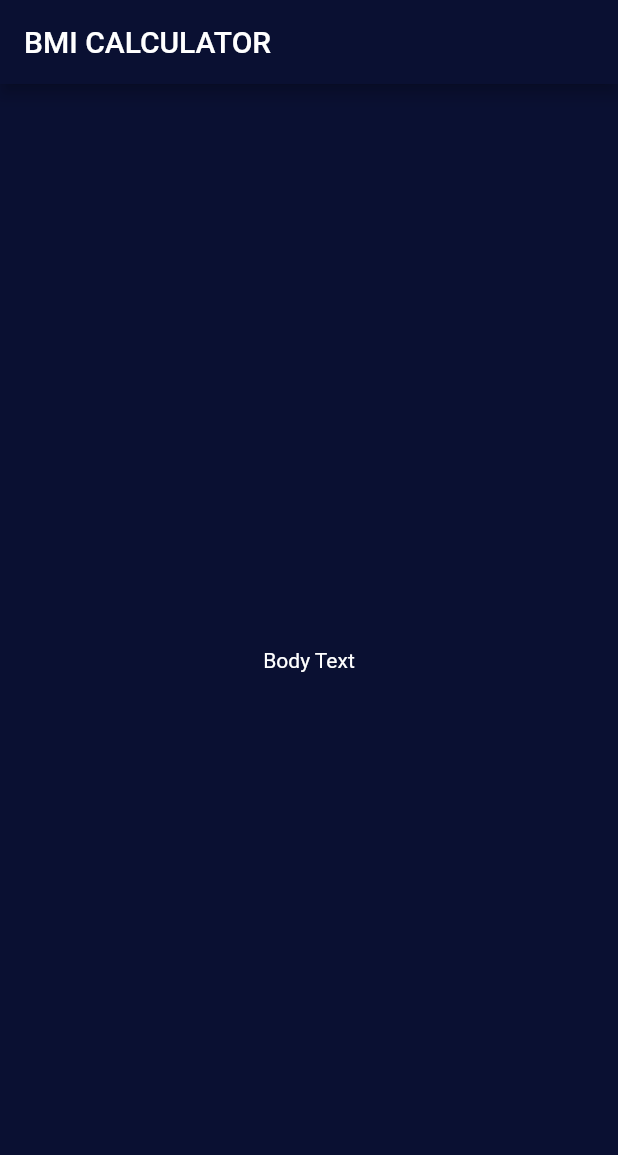
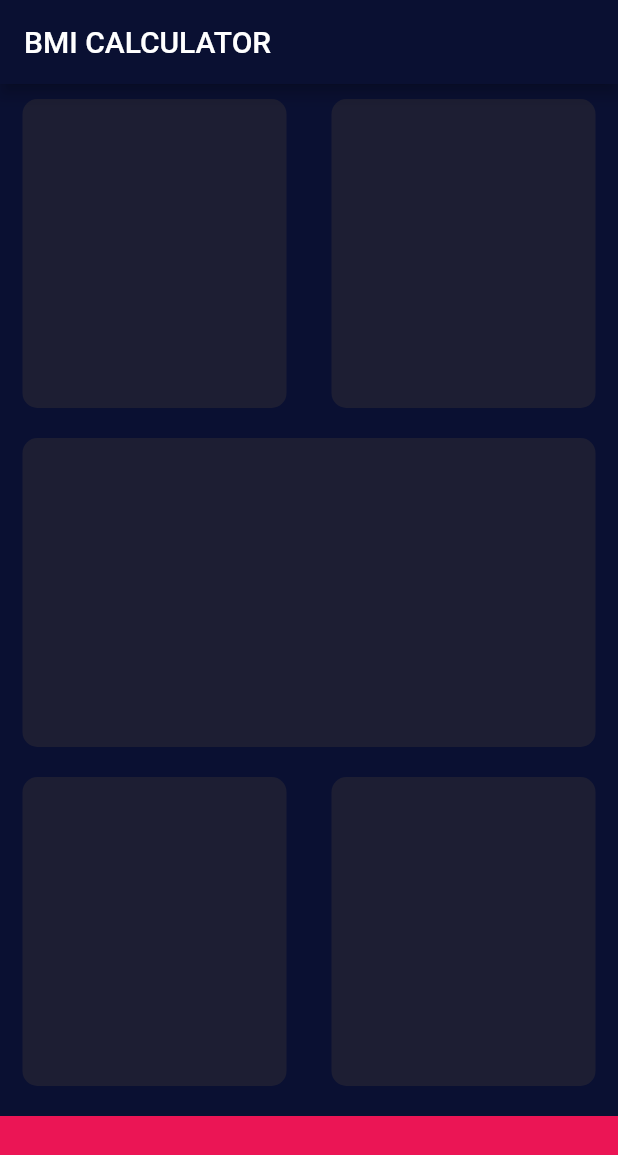
Before and after one commit to Syamgith/BMI-Calculator-flutter, a Flutter app: the screen it shows after launch, on a phone screen of 412 x 824 dp. Shown: the top 1155 px of the screen. Run offline on Flutter 3.47's test engine with Material 2 defaults, Android fonts, the phone set to English and light mode, and no system bars.

Commit message:
created custom widget for each card (container) made skeleton

```diff
--- a/lib/input_page.dart
+++ b/lib/input_page.dart
@@ -1,4 +1,8 @@
 import 'package:flutter/material.dart';
+
+const inactiveCardColor = Color(0xFF1D1E33);
+const bottomContainerColor = Color(0xFFEB1555);
+const bottomContainerHeight = 80.0;
 
 class InputPage extends StatefulWidget {
   @override
@@ -9,11 +13,62 @@ class _InputPageState extends State<InputPage> {
   @override
   Widget build(BuildContext context) {
     return Scaffold(
-      appBar: AppBar(
-        title: Text('BMI CALCULATOR'),
-      ),
-      body: Center(
-        child: Text('Body Text'),
+        appBar: AppBar(
+          title: Text('BMI CALCULATOR'),
+        ),
+        body: Column(
+          children: <Widget>[
+            Expanded(
+              flex: 1,
+              child: Row(
+                children: <Widget>[
+                  Expanded(
+                    child: Reusablecard(colour: inactiveCardColor),
+                  ),
+                  Expanded(
+                    child: Reusablecard(colour: inactiveCardColor),
+                  ),
+                ],
+              ),
+            ),
+            Expanded(
+              flex: 1,
+              child: Reusablecard(colour: inactiveCardColor),
+            ),
+            Expanded(
+              flex: 1,
+              child: Row(
+                children: <Widget>[
+                  Expanded(
+                    child: Reusablecard(colour: inactiveCardColor),
+                  ),
+                  Expanded(
+                    child: Reusablecard(colour: inactiveCardColor),
+                  ),
+                ],
+              ),
+            ),
+            Container(
+              width: double.infinity,
+              color: bottomContainerColor,
+              height: bottomContainerHeight,
+              margin: EdgeInsets.only(top: 10.0),
+            ),
+          ],
+        ));
+  }
+}
+
+class Reusablecard extends StatelessWidget {
+  Reusablecard({@required this.colour});
+  final Color colour;
+  @override
+  Widget build(BuildContext context) {
+    return Container(
+      margin: EdgeInsets.fromLTRB(15.0, 10.0, 15.0, 10.0),
+      decoration: BoxDecoration(
+        borderRadius: BorderRadius.circular(10.0),
+        color: colour,
       ),
     );
   }
```
